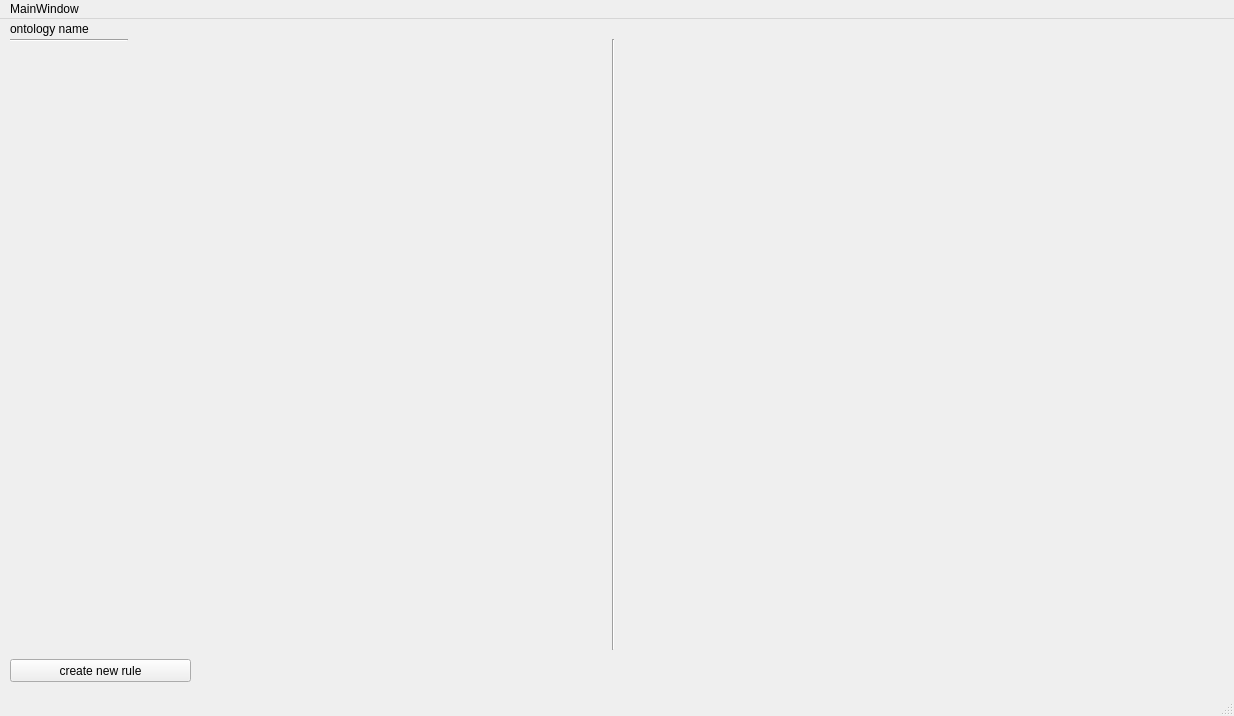
Before: the Qt Designer form Projekt/MainWindow.ui in schiesem/swrl-rule-editor, drawn with Qt 5.
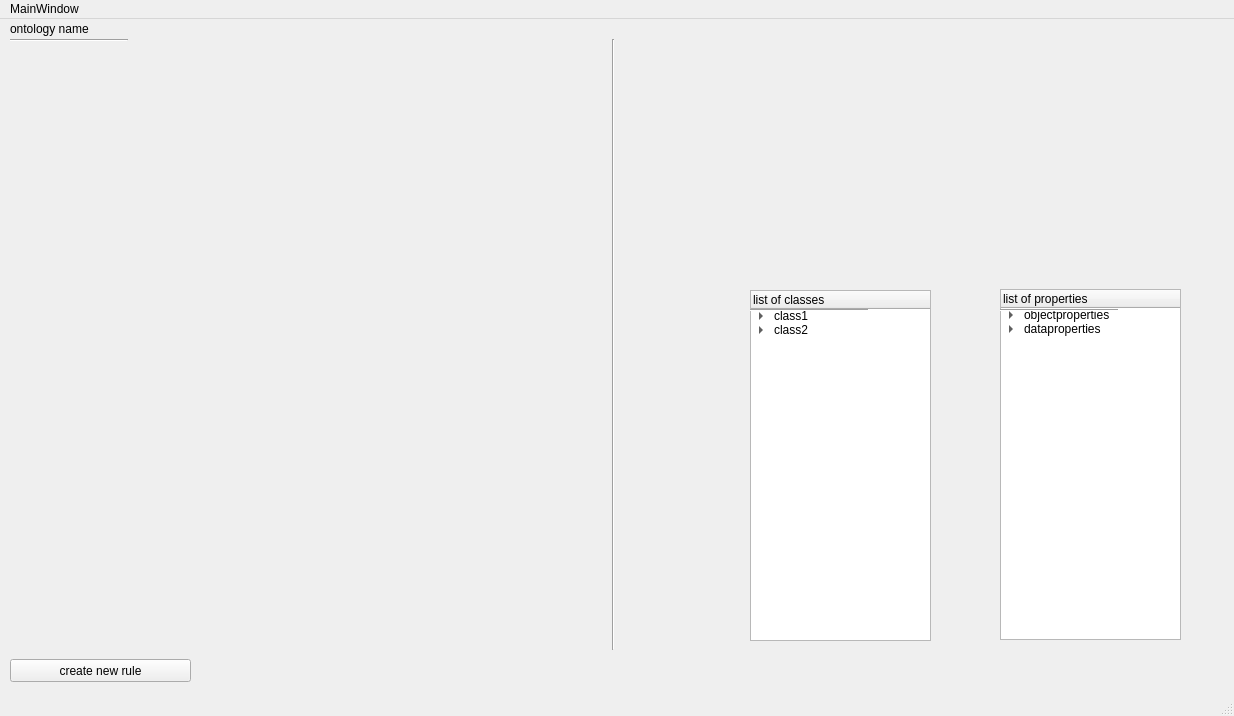
After: the same form once the commit is applied.

Commit message: Treeview for classes and Properties

```diff
--- a/Projekt/MainWindow.ui
+++ b/Projekt/MainWindow.ui
@@ -78,6 +78,102 @@
      <enum>Qt::Vertical</enum>
     </property>
    </widget>
+   <widget class="QTreeWidget" name="treeOfClasses">
+    <property name="geometry">
+     <rect>
+      <x>750</x>
+      <y>271</y>
+      <width>181</width>
+      <height>351</height>
+     </rect>
+    </property>
+    <column>
+     <property name="text">
+      <string>list of classes</string>
+     </property>
+    </column>
+    <item>
+     <property name="text">
+      <string>class1</string>
+     </property>
+     <item>
+      <property name="text">
+       <string>class1.1</string>
+      </property>
+     </item>
+    </item>
+    <item>
+     <property name="text">
+      <string>class2</string>
+     </property>
+     <item>
+      <property name="text">
+       <string>class2.2</string>
+      </property>
+     </item>
+    </item>
+   </widget>
+   <widget class="QTreeWidget" name="treeOfProperties">
+    <property name="geometry">
+     <rect>
+      <x>1000</x>
+      <y>270</y>
+      <width>181</width>
+      <height>351</height>
+     </rect>
+    </property>
+    <column>
+     <property name="text">
+      <string>list of properties</string>
+     </property>
+    </column>
+    <item>
+     <property name="text">
+      <string>objectproperties</string>
+     </property>
+     <item>
+      <property name="text">
+       <string>prop1</string>
+      </property>
+     </item>
+    </item>
+    <item>
+     <property name="text">
+      <string>dataproperties</string>
+     </property>
+     <item>
+      <property name="text">
+       <string>prop2</string>
+      </property>
+     </item>
+    </item>
+   </widget>
+   <widget class="Line" name="line_3">
+    <property name="geometry">
+     <rect>
+      <x>750</x>
+      <y>290</y>
+      <width>118</width>
+      <height>3</height>
+     </rect>
+    </property>
+    <property name="orientation">
+     <enum>Qt::Horizontal</enum>
+    </property>
+   </widget>
+   <widget class="Line" name="line_4">
+    <property name="geometry">
+     <rect>
+      <x>1000</x>
+      <y>290</y>
+      <width>118</width>
+      <height>3</height>
+     </rect>
+    </property>
+    <property name="orientation">
+     <enum>Qt::Horizontal</enum>
+    </property>
+   </widget>
   </widget>
   <widget class="QMenuBar" name="menubar">
    <property name="geometry">
```
The commit also changes 1 other file.
